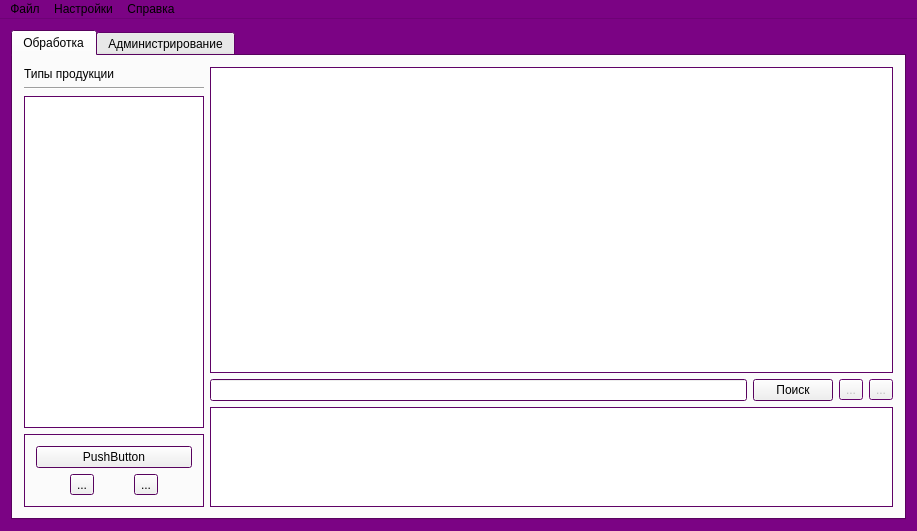
Qt form mainwindow.ui (Naursul/Norm) before a commit.
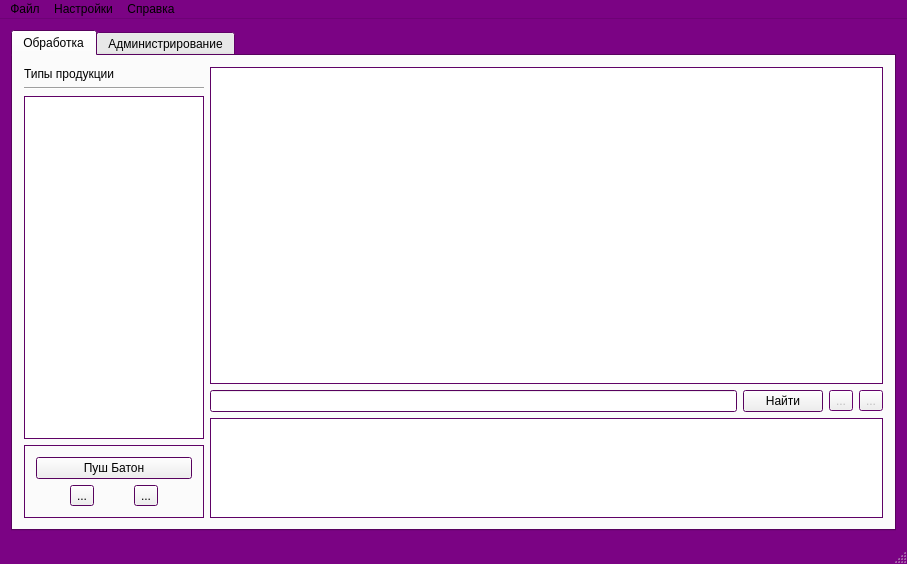
The same form after that commit. Icons and pictures are not drawn.

Commit message: Добавлен вывод сообщений в статус-бар

Patch:
```diff
--- a/mainwindow.ui
+++ b/mainwindow.ui
@@ -6,8 +6,8 @@
    <rect>
     <x>0</x>
     <y>0</y>
-    <width>917</width>
-    <height>531</height>
+    <width>907</width>
+    <height>564</height>
    </rect>
   </property>
   <property name="palette">
@@ -136,7 +136,7 @@
                 </size>
                </property>
                <property name="text">
-                <string>PushButton</string>
+                <string>Пуш Батон</string>
                </property>
               </widget>
              </item>
@@ -179,7 +179,7 @@
                <bool>true</bool>
               </property>
               <property name="text">
-               <string>Поиск</string>
+               <string>Найти</string>
               </property>
               <property name="icon">
                <iconset resource="res.qrc">
@@ -295,7 +295,7 @@
     <rect>
      <x>0</x>
      <y>0</y>
-     <width>917</width>
+     <width>907</width>
      <height>25</height>
     </rect>
    </property>
@@ -327,6 +327,7 @@
    <addaction name="menu_2"/>
    <addaction name="menu_3"/>
   </widget>
+  <widget class="QStatusBar" name="statusBar"/>
   <action name="action">
    <property name="text">
     <string>Обновить</string>
```
The commit also changes 2 other files.
